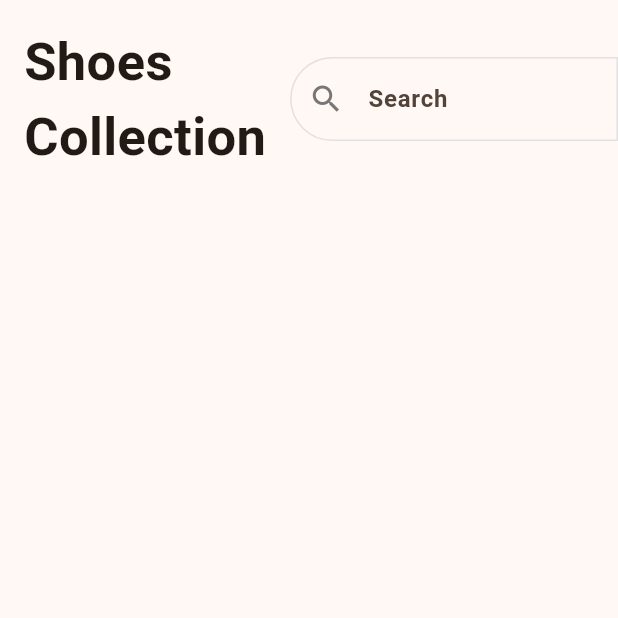
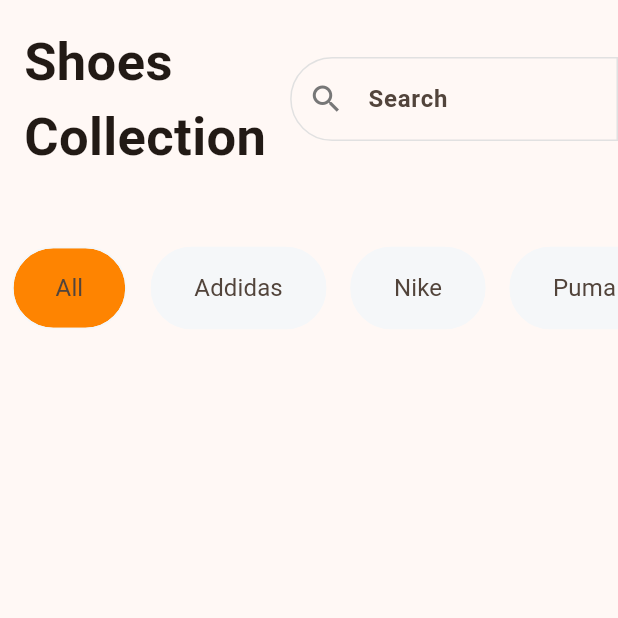
Before and after one commit to antontech01/Flutter-shopping-App, a Flutter app: the screen it shows after launch, on a phone screen of 412 x 824 dp, the top half of it. Run offline on Flutter 3.47's test engine with Material 3 defaults, Android fonts, the phone set to English and light mode, and no system bars.

Commit message:
worked the brands

```diff
--- a/lib/home.dart
+++ b/lib/home.dart
@@ -1,7 +1,28 @@
 import 'package:flutter/material.dart';
 
-class HomePage extends StatelessWidget {
+class HomePage extends StatefulWidget {
   const HomePage({super.key});
+
+  @override
+  State<HomePage> createState() => _HomePageState();
+}
+
+class _HomePageState extends State<HomePage> {
+  final List<String> brands = const [
+    'All',
+    'Addidas',
+    'Nike',
+    'Puma',
+    'Sketchers'
+  ];
+
+  late String selectedBrand;
+
+  @override
+  void initState() {
+    super.initState();
+    selectedBrand = brands[0];
+  }
 
   @override
   Widget build(BuildContext context) {
@@ -14,11 +35,11 @@ class HomePage extends StatelessWidget {
       ),
     );
 
-    return const Scaffold(
+    return Scaffold(
         body: SafeArea(
       child: Column(
         children: [
-          Row(
+          const Row(
             children: [
               Padding(
                 padding: EdgeInsets.all(16.0),
@@ -40,8 +61,38 @@ class HomePage extends StatelessWidget {
                     focusedBorder: border,
                   ),
                 ),
-              )
+              ),
             ],
+          ),
+          SizedBox(
+            height: 120.0,
+            child: ListView.builder(
+                scrollDirection: Axis.horizontal,
+                itemCount: brands.length,
+                itemBuilder: (conntext, index) {
+                  final brand = brands[index];
+                  return Padding(
+                    padding: const EdgeInsets.symmetric(horizontal: 8),
+                    child: GestureDetector(
+                      onTap: () {
+
+                      },
+                      child: Chip(
+                        backgroundColor: selectedBrand == brand ? Theme.of(context).colorScheme.primary :  Color.fromRGBO(245, 247, 249, 1),
+                        side: const BorderSide(
+                          color: Color.fromRGBO(245, 247, 249, 1),
+                        ),
+                        shape: RoundedRectangleBorder(
+                          borderRadius: BorderRadius.circular(30),
+                        ),
+                        padding: const EdgeInsets.symmetric(
+                            horizontal: 20, vertical: 15),
+                        label: Text(brand),
+                        labelStyle: const TextStyle(fontSize: 16),
+                      ),
+                    ),
+                  );
+                }),
           )
         ],
       ),
--- a/lib/main.dart
+++ b/lib/main.dart
@@ -17,6 +17,7 @@ class MyApp extends StatelessWidget {
           fontFamily: 'Roboto',
           colorScheme: ColorScheme.fromSeed(
             seedColor: const Color.fromARGB(255, 254, 132, 1),
+            primary: const Color.fromARGB(255, 254, 132, 1),
           ),
           inputDecorationTheme: const InputDecorationTheme(
             hintStyle: TextStyle(
```
